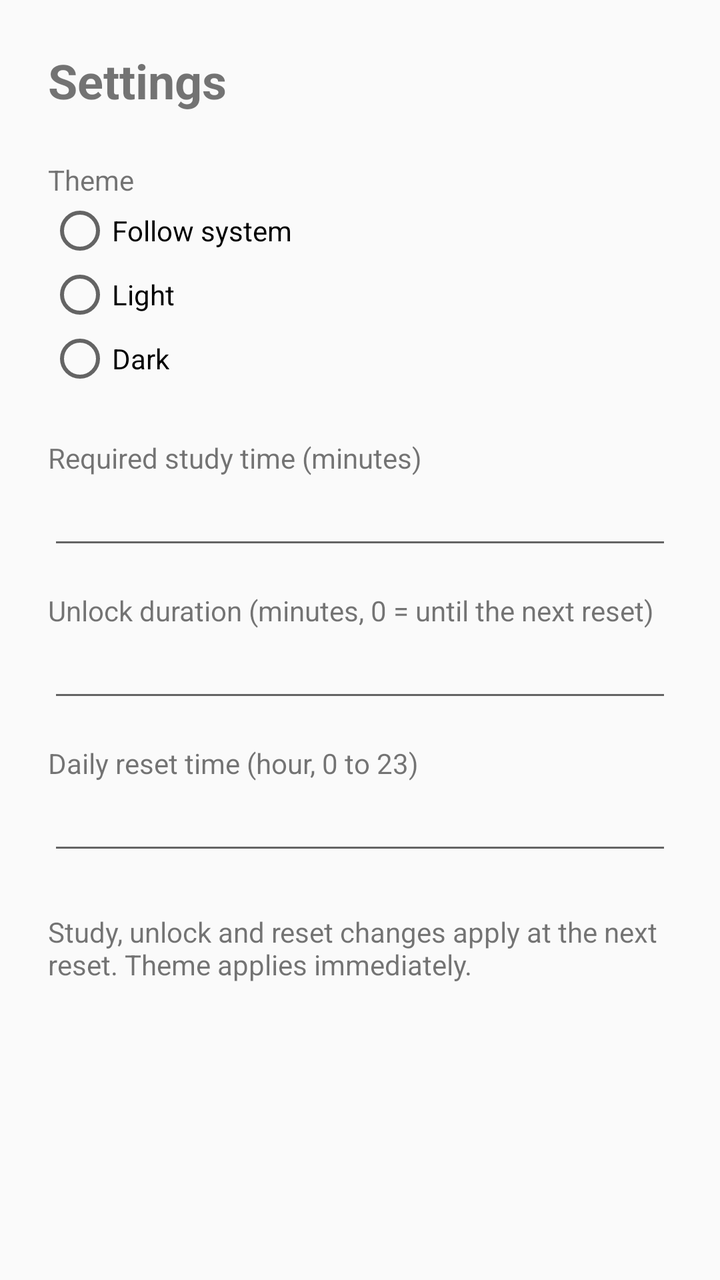
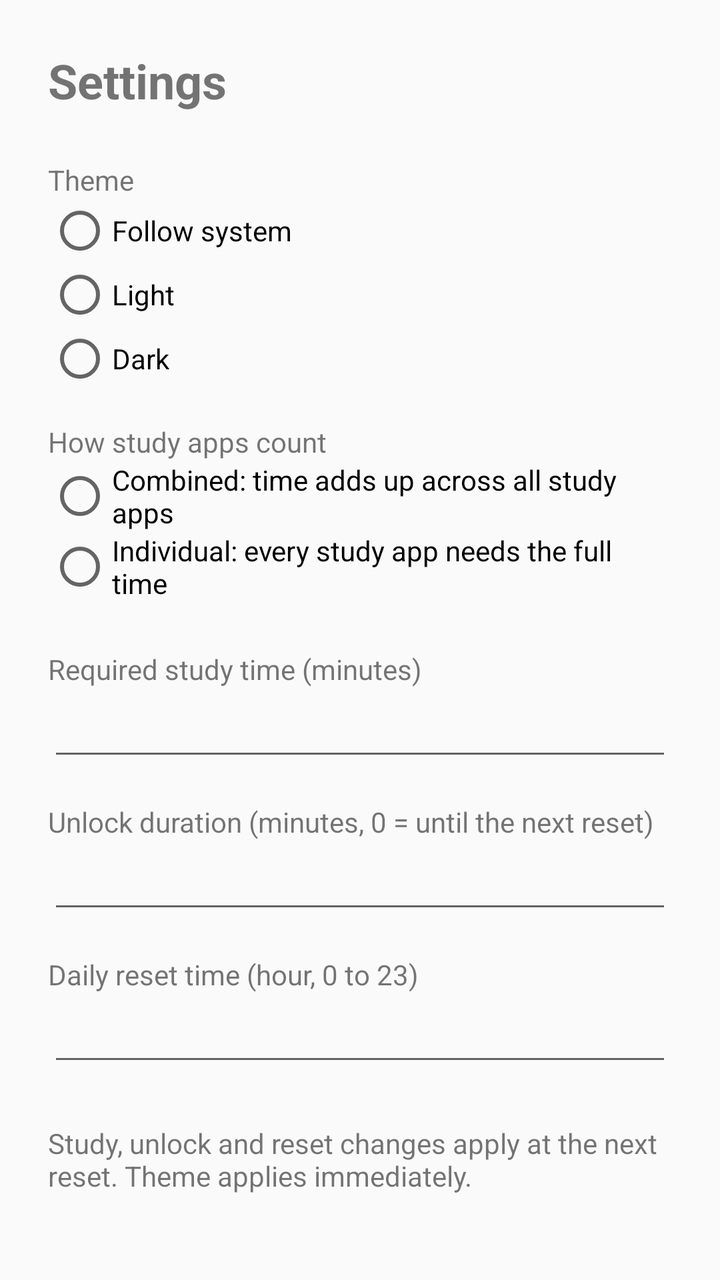

Before-and-after screenshots of an Android layout around one commit, followed by the original layout XML and the change that was made.
<!-- AndroidManifest.xml: application theme Theme.AppCompat.DayNight.NoActionBar -->
<!-- res/layout/activity_settings.xml -->
<?xml version="1.0" encoding="utf-8"?>
<ScrollView xmlns:android="http://schemas.android.com/apk/res/android"
    android:layout_width="match_parent"
    android:layout_height="match_parent"
    android:fitsSystemWindows="true">

    <LinearLayout
        android:layout_width="match_parent"
        android:layout_height="wrap_content"
        android:orientation="vertical"
        android:padding="24dp">

        <TextView
            android:layout_width="wrap_content"
            android:layout_height="wrap_content"
            android:text="Settings"
            android:textSize="24sp"
            android:textStyle="bold" />

        <TextView
            android:layout_width="wrap_content"
            android:layout_height="wrap_content"
            android:layout_marginTop="24dp"
            android:text="Theme" />

        <RadioGroup
            android:id="@+id/themeGroup"
            android:layout_width="match_parent"
            android:layout_height="wrap_content">

            <RadioButton android:id="@+id/themeSystem"
                android:layout_width="wrap_content"
                android:layout_height="wrap_content"
                android:text="Follow system" />
            <RadioButton android:id="@+id/themeLight"
                android:layout_width="wrap_content"
                android:layout_height="wrap_content"
                android:text="Light" />
            <RadioButton android:id="@+id/themeDark"
                android:layout_width="wrap_content"
                android:layout_height="wrap_content"
                android:text="Dark" />
        </RadioGroup>

        <TextView
            android:layout_width="wrap_content"
            android:layout_height="wrap_content"
            android:layout_marginTop="24dp"
            android:text="Required study time (minutes)" />

        <EditText
            android:id="@+id/requiredEdit"
            android:layout_width="match_parent"
            android:layout_height="wrap_content"
            android:importantForAutofill="no"
            android:inputType="number"
            android:maxLength="3" />

        <TextView
            android:layout_width="wrap_content"
            android:layout_height="wrap_content"
            android:layout_marginTop="16dp"
            android:text="Unlock duration (minutes, 0 = until the next reset)" />

        <EditText
            android:id="@+id/unlockEdit"
            android:layout_width="match_parent"
            android:layout_height="wrap_content"
            android:importantForAutofill="no"
            android:inputType="number"
            android:maxLength="4" />

        <TextView
            android:layout_width="wrap_content"
            android:layout_height="wrap_content"
            android:layout_marginTop="16dp"
            android:text="Daily reset time (hour, 0 to 23)" />

        <EditText
            android:id="@+id/resetEdit"
            android:layout_width="match_parent"
            android:layout_height="wrap_content"
            android:importantForAutofill="no"
            android:inputType="number"
            android:maxLength="2" />

        <TextView
            android:layout_width="wrap_content"
            android:layout_height="wrap_content"
            android:layout_marginTop="24dp"
            android:text="Study, unlock and reset changes apply at the next reset. Theme applies immediately." />
    </LinearLayout>
</ScrollView>
<!-- resources referenced by this layout -->
<resources>

</resources>

<!-- the commit's change to res/layout/activity_settings.xml (unified diff, before → after) -->
@@ -40,6 +40,27 @@
                 android:layout_width="wrap_content"
                 android:layout_height="wrap_content"
                 android:text="Dark" />
+        </RadioGroup>
+
+        <TextView
+            android:layout_width="wrap_content"
+            android:layout_height="wrap_content"
+            android:layout_marginTop="16dp"
+            android:text="How study apps count" />
+
+        <RadioGroup
+            android:id="@+id/combineGroup"
+            android:layout_width="match_parent"
+            android:layout_height="wrap_content">
+
+            <RadioButton android:id="@+id/combineTotal"
+                android:layout_width="wrap_content"
+                android:layout_height="wrap_content"
+                android:text="Combined: time adds up across all study apps" />
+            <RadioButton android:id="@+id/combineEach"
+                android:layout_width="wrap_content"
+                android:layout_height="wrap_content"
+                android:text="Individual: every study app needs the full time" />
         </RadioGroup>
 
         <TextView
